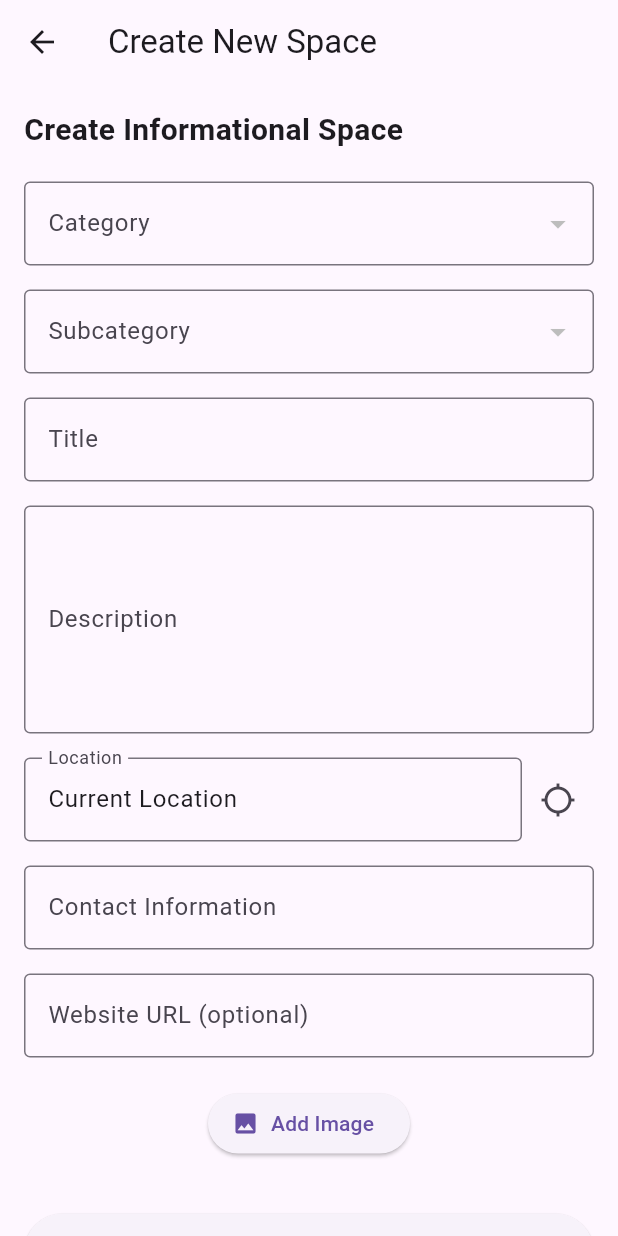
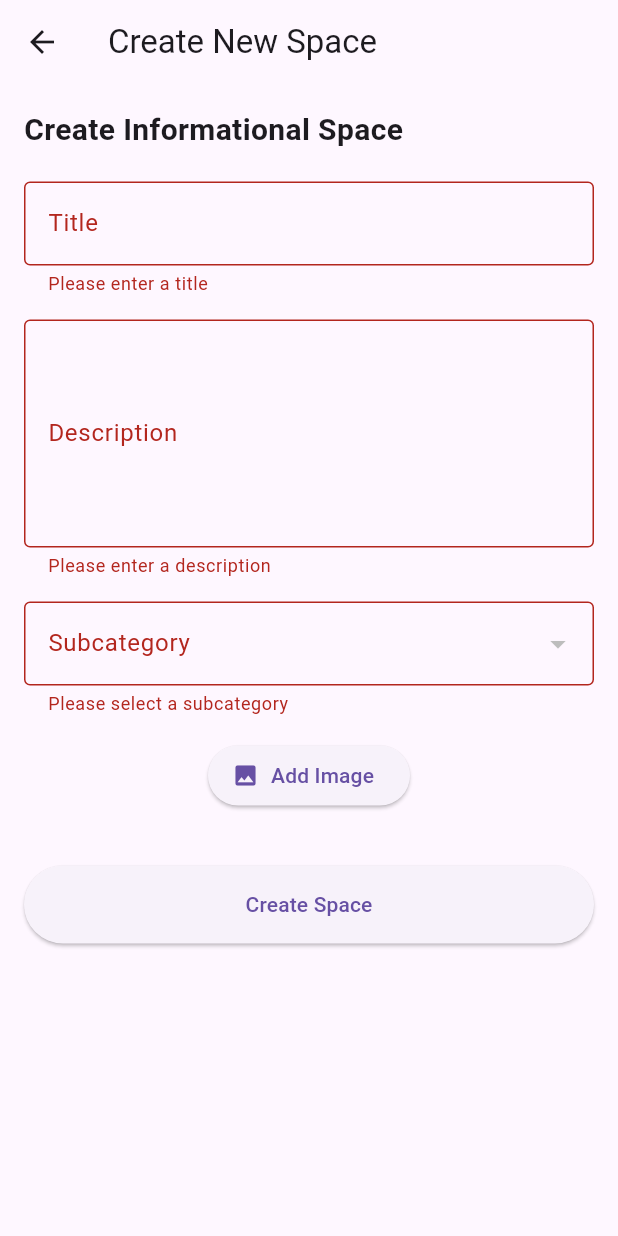
Before and after one commit to Raxan7/KAO-Mobile-Application-master, a Flutter app: the AddSpacePage screen opened by its route, after a tap on "Create Space", after a tap on "Add Image", on a phone screen of 412 x 824 dp. Run offline on Flutter 3.47's test engine with Material 3 defaults, Android fonts, the phone set to English and light mode, and no system bars; our stand-ins replace fluttertoast, geocoding, geolocator, google_sign_in, image_cropper, image_picker and 2 more; missing offline and left inert: syncfusion_flutter_pdfviewer; accounts and stored records are empty; network calls fail.

```diff
--- a/lib/views/user/add_space_page.dart
+++ b/lib/views/user/add_space_page.dart
@@ -22,7 +22,6 @@ class _AddSpacePageState extends State<AddSpacePage> {
   final _formKey = GlobalKey<FormState>();
   final TextEditingController _titleController = TextEditingController();
   final TextEditingController _descriptionController = TextEditingController();
-  final TextEditingController _locationController = TextEditingController();
   final TextEditingController _contactInfoController = TextEditingController();
   final TextEditingController _websiteUrlController = TextEditingController();
 
@@ -38,11 +37,20 @@ class _AddSpacePageState extends State<AddSpacePage> {
   SpaceSubcategory? _selectedSubcategory;
   List<SpaceSubcategory> _filteredSubcategories = [];
 
+  final Map<String, String> _categoryMapping = {
+    'Home': '0',
+    'Education': '1',
+    'Creators': '2',
+    'Technology': '3',
+    'News': '4',
+    'Discover': '5',
+  };
+
   @override
   void initState() {
     super.initState();
     _loadCategories();
-    _getCurrentLocation();
+    _loadProfessionalData(); // Load professional data
     _timer = Timer.periodic(const Duration(seconds: 3), (Timer timer) {
       if (mounted) {
         setState(() {
@@ -57,7 +65,6 @@ class _AddSpacePageState extends State<AddSpacePage> {
     _timer?.cancel();
     _titleController.dispose();
     _descriptionController.dispose();
-    _locationController.dispose();
     _contactInfoController.dispose();
     _websiteUrlController.dispose();
     super.dispose();
@@ -76,12 +83,37 @@ class _AddSpacePageState extends State<AddSpacePage> {
     }
   }
 
-  Future<void> _getCurrentLocation() async {
-    // Implement location fetching similar to AddPropertyPage
-    // This is a simplified version
+  Future<void> _loadProfessionalData() async {
+    try {
+      final prefs = await SharedPreferences.getInstance();
+      final categoryId = prefs.getString('category_id');
+      final location = prefs.getString('business_location');
+      final websiteUrl = prefs.getString('business_website');
+      final contactInfo = prefs.getString('business_phone'); // Fetch contact info
+
+      print('Fetched category ID: ${_categoryMapping[categoryId]}'); // Debugging print statement
+
+      if (categoryId != null) {
+        // Ensure categories are loaded before accessing them
+        if (_categories.isEmpty) {
+          await _loadCategories();
+        }
+
         setState(() {
-      _locationController.text = 'Current Location';
+          final categoryName = _categoryMapping[categoryId];
+          _selectedCategory = _categories.firstWhere((category) => category.id == categoryName);
+          _filteredSubcategories = _selectedCategory?.subcategories ?? [];
+          _websiteUrlController.text = websiteUrl ?? '';
+          _contactInfoController.text = contactInfo ?? ''; // Set contact info
         });
+
+        print('Mapped category ID: ${_categoryMapping[_selectedCategory?.name ?? '']}'); // Debugging print statement
+      }
+    } catch (e) {
+      ScaffoldMessenger.of(context).showSnackBar(
+        SnackBar(content: Text('Failed to load professional data: $e')),
+      );
+    }
   }
 
   Future<void> _pickImage() async {
@@ -145,7 +177,6 @@ class _AddSpacePageState extends State<AddSpacePage> {
           'subcategory_id': _selectedSubcategory!.id,
           'title': _titleController.text,
           'description': _descriptionController.text,
-          'location': _locationController.text,
           'contact_info': _contactInfoController.text,
           'website_url': _websiteUrlController.text,
         };
@@ -225,52 +256,6 @@ class _AddSpacePageState extends State<AddSpacePage> {
               ),
               const SizedBox(height: 20),
 
-              // Category Dropdown
-              DropdownButtonFormField<SpaceCategory>(
-                value: _selectedCategory,
-                decoration: const InputDecoration(
-                  labelText: 'Category',
-                  border: OutlineInputBorder(),
-                ),
-                items: _categories.map((category) {
-                  return DropdownMenuItem<SpaceCategory>(
-                    value: category,
-                    child: Text(category.name),
-                  );
-                }).toList(),
-                onChanged: (category) {
-                  setState(() {
-                    _selectedCategory = category;
-                    _selectedSubcategory = null;
-                    _filteredSubcategories = category?.subcategories ?? [];
-                  });
-                },
-                validator: (value) => value == null ? 'Please select a category' : null,
-              ),
-              const SizedBox(height: 16),
-
-              // Subcategory Dropdown
-              DropdownButtonFormField<SpaceSubcategory>(
-                value: _selectedSubcategory,
-                decoration: const InputDecoration(
-                  labelText: 'Subcategory',
-                  border: OutlineInputBorder(),
-                ),
-                items: _filteredSubcategories.map((subcategory) {
-                  return DropdownMenuItem<SpaceSubcategory>(
-                    value: subcategory,
-                    child: Text(subcategory.name),
-                  );
-                }).toList(),
-                onChanged: (subcategory) {
-                  setState(() {
-                    _selectedSubcategory = subcategory;
-                  });
-                },
-                validator: (value) => value == null ? 'Please select a subcategory' : null,
-              ),
-              const SizedBox(height: 16),
-
               // Title
               TextFormField(
                 controller: _titleController,
@@ -294,46 +279,27 @@ class _AddSpacePageState extends State<AddSpacePage> {
               ),
               const SizedBox(height: 16),
 
-              // Location
-              Row(
-                children: [
-                  Expanded(
-                    child: TextFormField(
-                      controller: _locationController,
+              // Subcategory Dropdown
+              DropdownButtonFormField<SpaceSubcategory>(
                 decoration: const InputDecoration(
-                        labelText: 'Location',
+                  labelText: 'Subcategory',
                   border: OutlineInputBorder(),
                 ),
-                    ),
-                  ),
-                  IconButton(
-                    icon: const Icon(Icons.location_searching),
-                    onPressed: _getCurrentLocation,
-                  ),
-                ],
+                value: _selectedSubcategory,
+                items: _filteredSubcategories.map((subcategory) {
+                  return DropdownMenuItem(
+                    value: subcategory,
+                    child: Text(subcategory.name),
+                  );
+                }).toList(),
+                onChanged: (value) {
+                  setState(() {
+                    _selectedSubcategory = value;
+                  });
+                },
+                validator: (value) => value == null ? 'Please select a subcategory' : null,
               ),
               const SizedBox(height: 16),
-
-              // Contact Info
-              TextFormField(
-                controller: _contactInfoController,
-                decoration: const InputDecoration(
-                  labelText: 'Contact Information',
-                  border: OutlineInputBorder(),
-                ),
-              ),
-              const SizedBox(height: 16),
-
-              // Website URL
-              TextFormField(
-                controller: _websiteUrlController,
-                decoration: const InputDecoration(
-                  labelText: 'Website URL (optional)',
-                  border: OutlineInputBorder(),
-                ),
-                keyboardType: TextInputType.url,
-              ),
-              const SizedBox(height: 20),
 
               // Image Picker
               Center(
```
Lines whose indentation alone changed are shown as unchanged.
